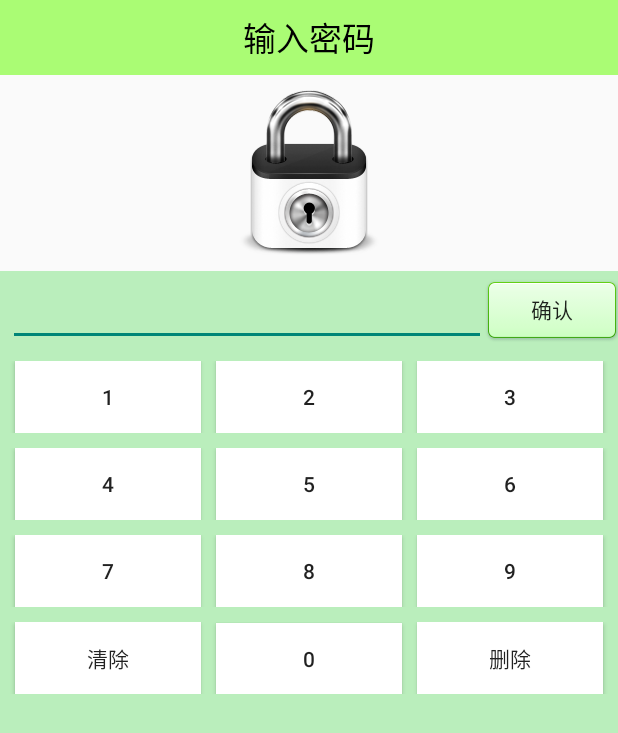
After one commit to PhychoLee/MobileSafe, an Android app: the layout activity_enter_password.xml on its own in the app's theme, with its tools: preview values and no code run, on a phone screen of 412 x 824 dp. The commit adds this screen. Shown: the top 733 px of the screen. Run offline under Robolectric (Android 15) with nearby library versions, the phone set to English and light mode, and no system bars.

Commit message:
1.程序锁密码界面，点击加密软件会进入输入密码界面，还不完善

```diff
--- a/app/src/main/AndroidManifest.xml
+++ b/app/src/main/AndroidManifest.xml
@@ -117,12 +117,14 @@
             android:exported="true" />
 
         <activity android:name=".activity.AntivirusActivity" />
-        <activity android:name=".activity.AppLockActivit" />
+        <activity android:name=".activity.AppLockActivity" />
 
         <service
             android:name=".service.AppLockService"
             android:enabled="true"
-            android:exported="true"></service>
+            android:exported="true" />
+
+        <activity android:name=".activity.EnterPasswordActivity"></activity>
     </application>
 
 </manifest>
--- a/app/src/main/java/com/llf/mobilesafe/activity/AToolsActivity.java
+++ b/app/src/main/java/com/llf/mobilesafe/activity/AToolsActivity.java
@@ -9,7 +9,6 @@ import android.app.ProgressDialog;
 import android.content.Intent;
 import android.os.Bundle;
 import android.view.View;
-import android.widget.Toast;
 
 public class AToolsActivity extends Activity {
 
@@ -69,7 +68,7 @@ public class AToolsActivity extends Activity {
 	 * @param view
      */
 	public void appLock(View view){
-		Intent intent = new Intent(this, AppLockActivit.class);
+		Intent intent = new Intent(this, AppLockActivity.class);
 		startActivity(intent);
 	}
 }
--- a/app/src/main/java/com/llf/mobilesafe/activity/AppLockActivit.java
+++ b/app/src/main/java/com/llf/mobilesafe/activity/AppLockActivity.java
@@ -12,7 +12,7 @@ import com.llf.mobilesafe.R;
 import com.llf.mobilesafe.fragment.LockFragment;
 import com.llf.mobilesafe.fragment.UnlockFragment;
 
-public class AppLockActivit extends FragmentActivity implements View.OnClickListener{
+public class AppLockActivity extends FragmentActivity implements View.OnClickListener{
 
     private TextView tv_lock;
     private TextView tv_unlock;
--- /dev/null
+++ b/app/src/main/res/layout/activity_enter_password.xml
@@ -0,0 +1,185 @@
+<?xml version="1.0" encoding="utf-8"?>
+<LinearLayout xmlns:android="http://schemas.android.com/apk/res/android"
+    xmlns:tools="http://schemas.android.com/tools"
+    android:layout_width="match_parent"
+    android:layout_height="match_parent"
+    tools:context="com.llf.mobilesafe.activity.EnterPasswordActivity"
+    android:orientation="vertical">
+
+    <TextView
+        style="@style/TitleBar"
+        android:text="输入密码" />
+
+    <ImageView
+        android:layout_width="wrap_content"
+        android:layout_height="wrap_content"
+        android:src="@drawable/icon_lock_big"
+        android:layout_gravity="center"
+        android:layout_marginTop="10dp"
+        android:layout_marginBottom="10dp"
+        />
+
+    <LinearLayout
+        android:layout_width="match_parent"
+        android:layout_height="wrap_content"
+        android:orientation="vertical"
+        android:background="#f1b7edb9"
+        android:layout_weight="1"
+        >
+        <LinearLayout
+            android:layout_width="match_parent"
+            android:layout_height="wrap_content"
+            android:orientation="horizontal"
+            >
+            <EditText
+                android:id="@+id/et_password"
+                android:layout_width="wrap_content"
+                android:layout_height="50dp"
+                android:layout_marginLeft="5dp"
+                android:layout_weight="1"/>
+            <Button
+                android:id="@+id/btn_submit"
+                android:layout_width="wrap_content"
+                android:layout_height="40dp"
+                android:background="@drawable/btn_green_light_selector"
+                android:text="确认"
+                />
+        </LinearLayout>
+        <LinearLayout
+            android:layout_width="match_parent"
+            android:layout_height="wrap_content"
+            android:orientation="horizontal"
+            android:layout_marginTop="10dp">
+            <Button
+                android:id="@+id/btn_1"
+                android:layout_width="wrap_content"
+                android:layout_height="wrap_content"
+                android:text="1"
+                android:layout_weight="1"
+                android:background="#fff"
+                android:layout_marginLeft="10dp"
+                />
+            <Button
+                android:id="@+id/btn_2"
+                android:layout_width="wrap_content"
+                android:layout_height="wrap_content"
+                android:text="2"
+                android:layout_weight="1"
+                android:background="#fff"
+                android:layout_marginLeft="10dp"
+                />
+            <Button
+                android:id="@+id/btn_3"
+                android:layout_width="wrap_content"
+                android:layout_height="wrap_content"
+                android:text="3"
+                android:layout_weight="1"
+                android:background="#fff"
+                android:layout_marginLeft="10dp"
+                android:layout_marginRight="10dp"
+                />
+        </LinearLayout>
+        <LinearLayout
+            android:layout_width="match_parent"
+            android:layout_height="wrap_content"
+            android:orientation="horizontal"
+            android:layout_marginTop="10dp">
+            <Button
+                android:id="@+id/btn_4"
+                android:layout_width="wrap_content"
+                android:layout_height="wrap_content"
+                android:text="4"
+                android:layout_weight="1"
+                android:background="#fff"
+                android:layout_marginLeft="10dp"
+                />
+            <Button
+                android:id="@+id/btn_5"
+                android:layout_width="wrap_content"
+                android:layout_height="wrap_content"
+                android:text="5"
+                android:layout_weight="1"
+                android:background="#fff"
+                android:layout_marginLeft="10dp"
+                />
+            <Button
+                android:id="@+id/btn_6"
+                android:layout_width="wrap_content"
+                android:layout_height="wrap_content"
+                android:text="6"
+                android:layout_weight="1"
+                android:background="#fff"
+                android:layout_marginLeft="10dp"
+                android:layout_marginRight="10dp"
+                />
+        </LinearLayout>
+        <LinearLayout
+            android:layout_width="match_parent"
+            android:layout_height="wrap_content"
+            android:orientation="horizontal"
+            android:layout_marginTop="10dp">
+            <Button
+                android:id="@+id/btn_7"
+                android:layout_width="wrap_content"
+                android:layout_height="wrap_content"
+                android:text="7"
+                android:layout_weight="1"
+                android:background="#fff"
+                android:layout_marginLeft="10dp"
+                />
+            <Button
+                android:id="@+id/btn_8"
+                android:layout_width="wrap_content"
+                android:layout_height="wrap_content"
+                android:text="8"
+                android:layout_weight="1"
+                android:background="#fff"
+                android:layout_marginLeft="10dp"
+                />
+            <Button
+                android:id="@+id/btn_9"
+                android:layout_width="wrap_content"
+                android:layout_height="wrap_content"
+                android:text="9"
+                android:layout_weight="1"
+                android:background="#fff"
+                android:layout_marginLeft="10dp"
+                android:layout_marginRight="10dp"
+                />
+        </LinearLayout>
+        <LinearLayout
+            android:layout_width="match_parent"
+            android:layout_height="wrap_content"
+            android:orientation="horizontal"
+            android:layout_marginTop="10dp">
+            <Button
+                android:id="@+id/btn_clear"
+                android:layout_width="wrap_content"
+                android:layout_height="wrap_content"
+                android:text="清除"
+                android:layout_weight="1"
+                android:background="#fff"
+                android:layout_marginLeft="10dp"
+                />
+            <Button
+                android:id="@+id/btn_0"
+                android:layout_width="wrap_content"
+                android:layout_height="wrap_content"
+                android:text="0"
+                android:layout_weight="1"
+                android:background="#fff"
+                android:layout_marginLeft="10dp"
+                />
+            <Button
+                android:id="@+id/btn_delete"
+                android:layout_width="wrap_content"
+                android:layout_height="wrap_content"
+                android:text="删除"
+                android:layout_weight="1"
+                android:background="#fff"
+                android:layout_marginLeft="10dp"
+                android:layout_marginRight="10dp"
+                />
+        </LinearLayout>
+    </LinearLayout>
+</LinearLayout>
--- a/app/src/main/res/layout/activity_setting.xml
+++ b/app/src/main/res/layout/activity_setting.xml
@@ -3,11 +3,13 @@
     xmlns:check="http://schemas.android.com/apk/res/com.llf.mobilesafe"
     android:layout_width="match_parent"
     android:layout_height="match_parent"
+    android:scrollbars="vertical"
     android:orientation="vertical" >
 
     <TextView
         style="@style/TitleBar"
         android:text="设置中心" />
+
 
     <com.llf.mobilesafe.view.SettingItemView
         android:id="@+id/siv_update"
```
Also changed, not shown: app/src/main/java/com/llf/mobilesafe/activity/EnterPasswordActivity.java (added, +180 -0 lines), app/src/main/java/com/llf/mobilesafe/service/AppLockService.java (+56 -2 lines), app/src/main/res/drawable-hdpi/icon_lock_big.png (added).
